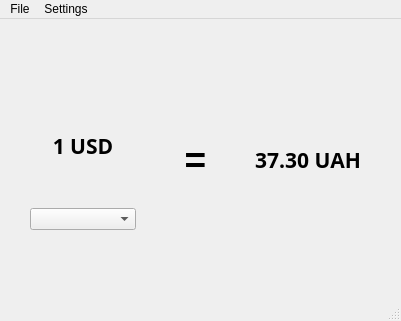
Before: the Qt Designer form mainwindow.ui in SVlad19/CurrencyConverter, drawn with Qt 5.
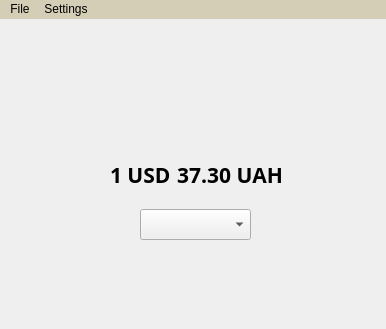
After: the same form once the commit is applied. Icons and pictures are not drawn.

```diff
--- a/mainwindow.ui
+++ b/mainwindow.ui
@@ -2,77 +2,134 @@
 <ui version="4.0">
  <class>MainWindow</class>
  <widget class="QMainWindow" name="MainWindow">
+  <property name="windowModality">
+   <enum>Qt::NonModal</enum>
+  </property>
+  <property name="enabled">
+   <bool>true</bool>
+  </property>
   <property name="geometry">
    <rect>
     <x>0</x>
     <y>0</y>
-    <width>401</width>
-    <height>321</height>
+    <width>386</width>
+    <height>329</height>
    </rect>
   </property>
+  <property name="sizePolicy">
+   <sizepolicy hsizetype="Fixed" vsizetype="Fixed">
+    <horstretch>0</horstretch>
+    <verstretch>0</verstretch>
+   </sizepolicy>
+  </property>
+  <property name="maximumSize">
+   <size>
+    <width>386</width>
+    <height>329</height>
+   </size>
+  </property>
   <property name="windowTitle">
    <string>Currency Converter</string>
   </property>
   <widget class="QWidget" name="centralwidget">
+   <widget class="QComboBox" name="cbCur">
+    <property name="geometry">
+     <rect>
+      <x>140</x>
+      <y>190</y>
+      <width>111</width>
+      <height>31</height>
+     </rect>
+    </property>
+    <property name="sizePolicy">
+     <sizepolicy hsizetype="Preferred" vsizetype="Fixed">
+      <horstretch>0</horstretch>
+      <verstretch>0</verstretch>
+     </sizepolicy>
+    </property>
+    <property name="baseSize">
+     <size>
+      <width>0</width>
+      <height>0</height>
+     </size>
+    </property>
+   </widget>
+   <widget class="QLabel" name="lImage">
+    <property name="geometry">
+     <rect>
+      <x>160</x>
+      <y>30</y>
+      <width>81</width>
+      <height>71</height>
+     </rect>
+    </property>
+    <property name="text">
+     <string/>
+    </property>
+   </widget>
    <widget class="QWidget" name="horizontalLayoutWidget">
     <property name="geometry">
      <rect>
-      <x>30</x>
-      <y>70</y>
-      <width>331</width>
-      <height>141</height>
+      <x>110</x>
+      <y>120</y>
+      <width>181</width>
+      <height>71</height>
      </rect>
     </property>
     <layout class="QHBoxLayout" name="horizontalLayout">
+     <property name="sizeConstraint">
+      <enum>QLayout::SetMinAndMaxSize</enum>
+     </property>
      <item>
-      <layout class="QVBoxLayout" name="verticalLayout">
-       <item>
-        <widget class="QLabel" name="lUSD">
-         <property name="font">
-          <font>
-           <family>Book Antiqua</family>
-           <pointsize>16</pointsize>
-           <bold>true</bold>
-          </font>
-         </property>
-         <property name="text">
-          <string>1 USD</string>
-         </property>
-         <property name="alignment">
-          <set>Qt::AlignCenter</set>
-         </property>
-        </widget>
-       </item>
-       <item>
-        <widget class="QComboBox" name="cbCur">
-         <property name="baseSize">
-          <size>
-           <width>0</width>
-           <height>0</height>
-          </size>
-         </property>
-        </widget>
-       </item>
-      </layout>
-     </item>
-     <item>
-      <widget class="QLabel" name="label">
+      <widget class="QLabel" name="lVAL">
+       <property name="enabled">
+        <bool>true</bool>
+       </property>
+       <property name="sizePolicy">
+        <sizepolicy hsizetype="Fixed" vsizetype="Minimum">
+         <horstretch>0</horstretch>
+         <verstretch>0</verstretch>
+        </sizepolicy>
+       </property>
        <property name="font">
         <font>
-         <pointsize>28</pointsize>
+         <family>Book Antiqua</family>
+         <pointsize>16</pointsize>
          <bold>true</bold>
         </font>
        </property>
+       <property name="styleSheet">
+        <string notr="true">color: &quot;red&quot;;
+</string>
+       </property>
        <property name="text">
-        <string>=</string>
+        <string>1 USD</string>
+       </property>
+       <property name="textFormat">
+        <enum>Qt::AutoText</enum>
+       </property>
+       <property name="scaledContents">
+        <bool>false</bool>
        </property>
        <property name="alignment">
-        <set>Qt::AlignCenter</set>
+        <set>Qt::AlignLeading|Qt::AlignLeft|Qt::AlignVCenter</set>
+       </property>
+       <property name="margin">
+        <number>0</number>
+       </property>
+       <property name="openExternalLinks">
+        <bool>false</bool>
        </property>
       </widget>
      </item>
      <item>
       <widget class="QLabel" name="lUAH">
+       <property name="sizePolicy">
+        <sizepolicy hsizetype="Fixed" vsizetype="Minimum">
+         <horstretch>0</horstretch>
+         <verstretch>0</verstretch>
+        </sizepolicy>
+       </property>
        <property name="font">
         <font>
          <family>Book Antiqua</family>
@@ -96,10 +153,14 @@
     <rect>
      <x>0</x>
      <y>0</y>
-     <width>401</width>
+     <width>386</width>
      <height>22</height>
     </rect>
    </property>
+   <property name="styleSheet">
+    <string notr="true">background: rgb(212,206,183)
+</string>
+   </property>
    <widget class="QMenu" name="menuFile">
     <property name="title">
      <string>File</string>
@@ -117,7 +178,6 @@
    <addaction name="menuFile"/>
    <addaction name="menuSettings"/>
   </widget>
-  <widget class="QStatusBar" name="statusbar"/>
   <action name="actionQuit">
    <property name="icon">
     <iconset resource="Image.qrc">
```
